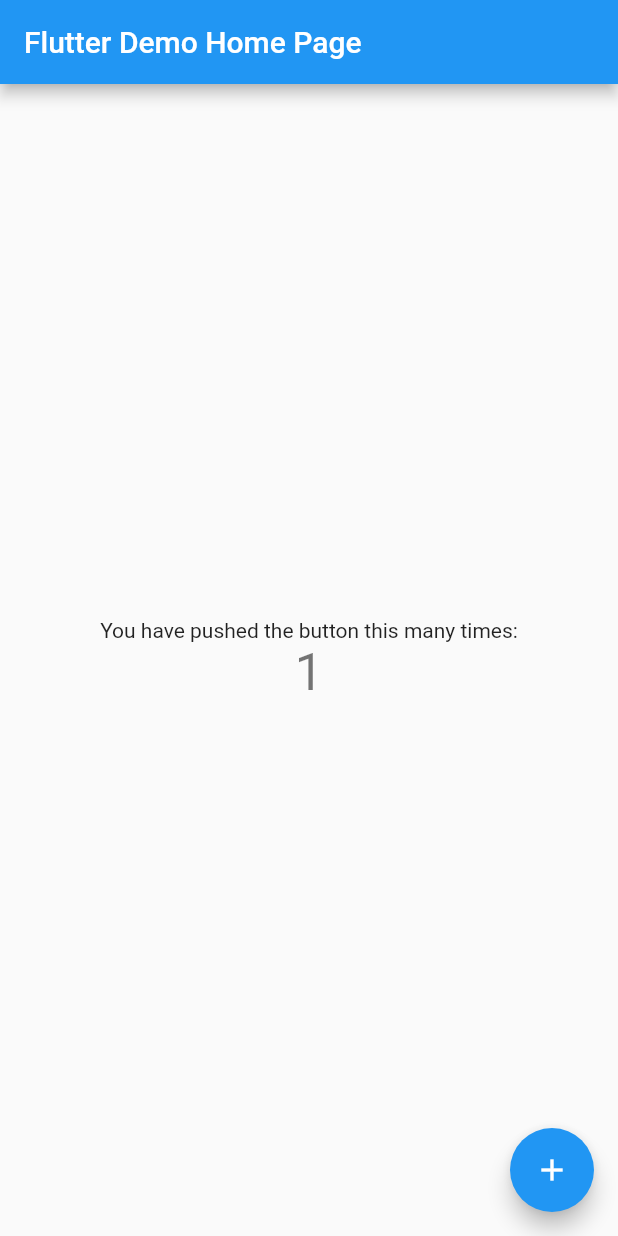
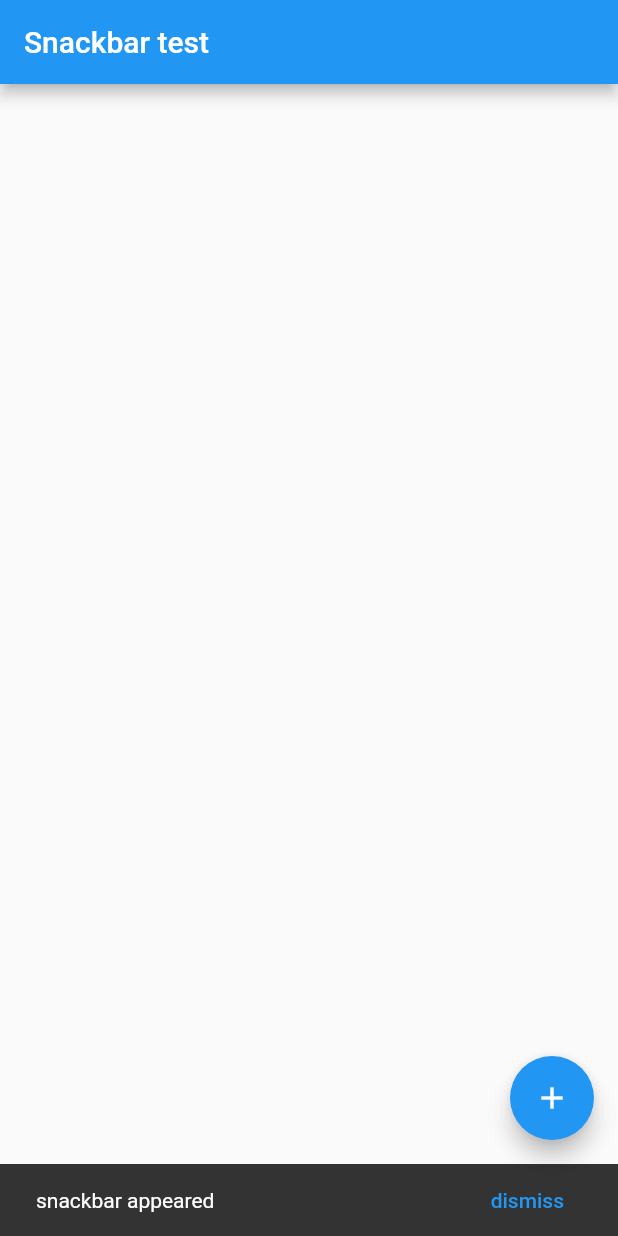
Before and after one commit to geniuskouta/flutter_snackbar, a Flutter app: the screen it shows after launch, after a tap on the "add" icon, on a phone screen of 412 x 824 dp. Run offline on Flutter 3.47's test engine with Material 2 defaults, Android fonts, the phone set to English and light mode, and no system bars; missing offline and left inert: dart:ffi.

Commit message:
add snackbar trigger

```diff
--- a/lib/main.dart
+++ b/lib/main.dart
@@ -1,3 +1,5 @@
+import 'dart:ffi';
+
 import 'package:flutter/material.dart';
 
 void main() {
@@ -5,109 +7,43 @@ void main() {
 }
 
 class MyApp extends StatelessWidget {
-  // This widget is the root of your application.
   @override
   Widget build(BuildContext context) {
     return MaterialApp(
       title: 'Flutter Demo',
       theme: ThemeData(
-        // This is the theme of your application.
-        //
-        // Try running your application with "flutter run". You'll see the
-        // application has a blue toolbar. Then, without quitting the app, try
-        // changing the primarySwatch below to Colors.green and then invoke
-        // "hot reload" (press "r" in the console where you ran "flutter run",
-        // or simply save your changes to "hot reload" in a Flutter IDE).
-        // Notice that the counter didn't reset back to zero; the application
-        // is not restarted.
         primarySwatch: Colors.blue,
       ),
-      home: MyHomePage(title: 'Flutter Demo Home Page'),
+      home: MyHomePage(),
     );
   }
 }
 
-class MyHomePage extends StatefulWidget {
-  MyHomePage({Key key, this.title}) : super(key: key);
-
-  // This widget is the home page of your application. It is stateful, meaning
-  // that it has a State object (defined below) that contains fields that affect
-  // how it looks.
-
-  // This class is the configuration for the state. It holds the values (in this
-  // case the title) provided by the parent (in this case the App widget) and
-  // used by the build method of the State. Fields in a Widget subclass are
-  // always marked "final".
-
-  final String title;
-
-  @override
-  _MyHomePageState createState() => _MyHomePageState();
-}
-
-class _MyHomePageState extends State<MyHomePage> {
-  int _counter = 0;
-
-  void _incrementCounter() {
-    setState(() {
-      // This call to setState tells the Flutter framework that something has
-      // changed in this State, which causes it to rerun the build method below
-      // so that the display can reflect the updated values. If we changed
-      // _counter without calling setState(), then the build method would not be
-      // called again, and so nothing would appear to happen.
-      _counter++;
-    });
-  }
-
-  @override
-  Widget build(BuildContext context) {
-    // This method is rerun every time setState is called, for instance as done
-    // by the _incrementCounter method above.
-    //
-    // The Flutter framework has been optimized to make rerunning build methods
-    // fast, so that you can just rebuild anything that needs updating rather
-    // than having to individually change instances of widgets.
+class MyHomePage extends StatelessWidget {
+  build(BuildContext context) {
     return Scaffold(
       appBar: AppBar(
-        // Here we take the value from the MyHomePage object that was created by
-        // the App.build method, and use it to set our appbar title.
-        title: Text(widget.title),
+        title: Text('Snackbar test'),
       ),
-      body: Center(
-        // Center is a layout widget. It takes a single child and positions it
-        // in the middle of the parent.
-        child: Column(
-          // Column is also a layout widget. It takes a list of children and
-          // arranges them vertically. By default, it sizes itself to fit its
-          // children horizontally, and tries to be as tall as its parent.
-          //
-          // Invoke "debug painting" (press "p" in the console, choose the
-          // "Toggle Debug Paint" action from the Flutter Inspector in Android
-          // Studio, or the "Toggle Debug Paint" command in Visual Studio Code)
-          // to see the wireframe for each widget.
-          //
-          // Column has various properties to control how it sizes itself and
-          // how it positions its children. Here we use mainAxisAlignment to
-          // center the children vertically; the main axis here is the vertical
-          // axis because Columns are vertical (the cross axis would be
-          // horizontal).
-          mainAxisAlignment: MainAxisAlignment.center,
-          children: <Widget>[
-            Text(
-              'You have pushed the button this many times:',
+      floatingActionButton: GestureDetector(
+        onTap: () {
+          // the new approach to show SnackBar
+          // Builder is no longer required
+          ScaffoldMessenger.of(context).showSnackBar(
+            SnackBar(
+              content: const Text('snackbar appeared'),
+              duration: const Duration(seconds: 3),
+              action: SnackBarAction(
+                label: 'dismiss',
+                onPressed: () {},
+              ),
             ),
-            Text(
-              '$_counter',
-              style: Theme.of(context).textTheme.headline4,
-            ),
-          ],
+          );
+        },
+        child: FloatingActionButton(
+          child: Icon(Icons.add),
         ),
       ),
-      floatingActionButton: FloatingActionButton(
-        onPressed: _incrementCounter,
-        tooltip: 'Increment',
-        child: Icon(Icons.add),
-      ), // This trailing comma makes auto-formatting nicer for build methods.
     );
   }
 }
```
